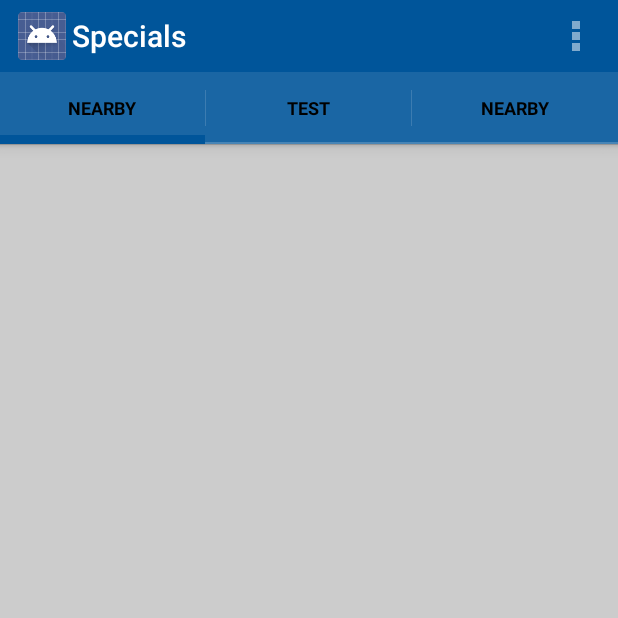
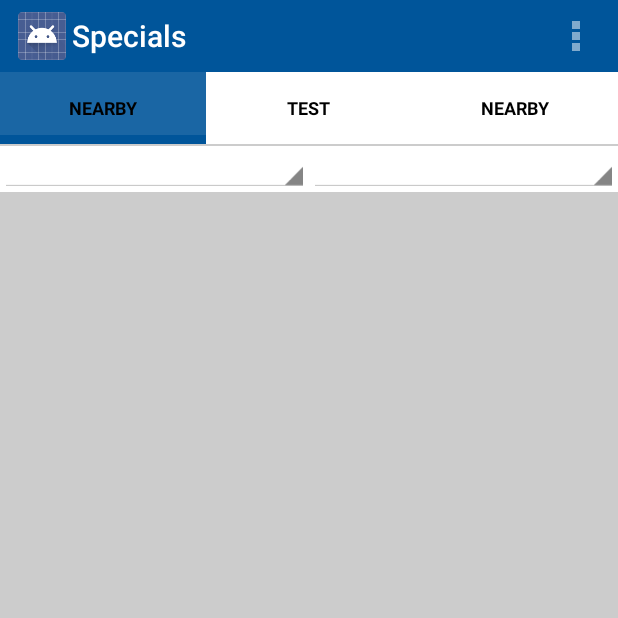
Before and after one commit to ajbrowne/InternProject, an Android app: the screen it shows after launch (HomeActivity), on a phone screen of 412 x 824 dp, the top half of it. Run offline under Robolectric (Android 15) with nearby library versions, the phone set to English and light mode, and no system bars; libraries missing offline, so code that uses them is left out: com.loopj.android, it.gmariotti.cardslib; plain views replace CardListView; 4 statements that could not run were skipped.

Commit message:
Spinners and layouts

```diff
--- /dev/null
+++ b/Android/SpecialsApp/app/src/main/res/drawable/linear_top.xml
@@ -0,0 +1,10 @@
+<?xml version="1.0" encoding="utf-8"?>
+<layer-list xmlns:android="http://schemas.android.com/apk/res/android">
+    <item android:left="-100dp" android:right="-10dp"  android:top="0dp"
+        android:bottom="-10dp">
+        <shape android:shape="rectangle">
+            <stroke android:width="1dp" android:color="#ccc" />
+            <solid android:color="#ffffff" />
+        </shape>
+    </item>
+</layer-list>
--- a/Android/SpecialsApp/app/src/main/res/drawable/tab_indicator_ab_example.xml
+++ b/Android/SpecialsApp/app/src/main/res/drawable/tab_indicator_ab_example.xml
@@ -19,7 +19,7 @@
 
 <selector xmlns:android="http://schemas.android.com/apk/res/android">
     <!-- Non focused states -->
-    <item android:state_focused="false" android:state_selected="false" android:state_pressed="false" android:drawable="@android:color/transparent" />
+    <item android:state_focused="false" android:state_selected="false" android:state_pressed="false" android:drawable="@android:color/white" />
     <item android:state_focused="false" android:state_selected="true"  android:state_pressed="false" android:drawable="@drawable/tab_selected_example" />
 
     <!-- Focused states -->
--- a/Android/SpecialsApp/app/src/main/res/layout/fragment_dealer_specials.xml
+++ b/Android/SpecialsApp/app/src/main/res/layout/fragment_dealer_specials.xml
@@ -1,15 +1,38 @@
-<FrameLayout xmlns:android="http://schemas.android.com/apk/res/android"
+<RelativeLayout xmlns:android="http://schemas.android.com/apk/res/android"
     xmlns:tools="http://schemas.android.com/tools"
     android:id="@+id/container"
     android:layout_width="match_parent"
     android:layout_height="match_parent"
     android:background="#ccc">
 
+    <LinearLayout
+        android:layout_width="match_parent"
+        android:layout_height="wrap_content"
+        android:id="@+id/linear"
+        android:background="@drawable/linear_top">
+
+        <Spinner
+            android:id="@+id/spinnerSearch"
+            android:layout_width="wrap_content"
+            android:layout_height="wrap_content"
+            android:textColor="#000"
+            android:layout_weight="1"/>
+
+        <Spinner
+            android:id="@+id/spinnerLocation"
+            android:layout_width="wrap_content"
+            android:layout_height="wrap_content"
+            android:textColor="#000"
+            android:layout_weight="1" />
+
+    </LinearLayout>
+
     <it.gmariotti.cardslib.library.view.CardListView
         android:id="@+id/myList1"
         android:layout_width="match_parent"
         android:layout_height="wrap_content"
         android:layout_marginBottom="12dp"
-        android:layout_marginTop="12dp" />
+        android:layout_marginTop="12dp"
+        android:layout_below="@id/linear"/>
 
-</FrameLayout>
+</RelativeLayout>
--- a/Android/SpecialsApp/app/src/main/res/values/styles.xml
+++ b/Android/SpecialsApp/app/src/main/res/values/styles.xml
@@ -7,6 +7,8 @@
         <item name="android:actionBarWidgetTheme">@android:style/Theme.Holo.Light</item>
         <item name="android:actionBarTabTextStyle">@android:style/Widget.Holo.Light.ActionBar.TabText</item>
         <item name="android:actionBarTabStyle">@style/MyActionBarTabs</item>
+        <item name="android:windowContentOverlay">@null</item>
+        <item name="android:actionBarDivider">@null</item>
     </style>
 
 </resources>
```
Also changed, not shown: 1 other file.
